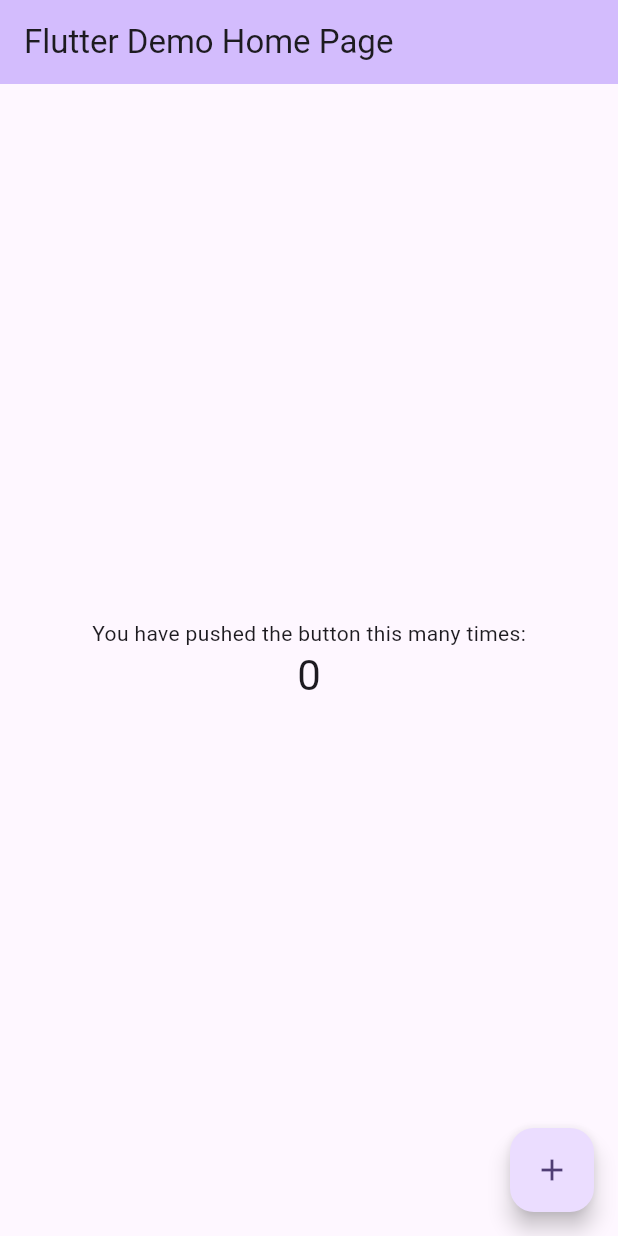
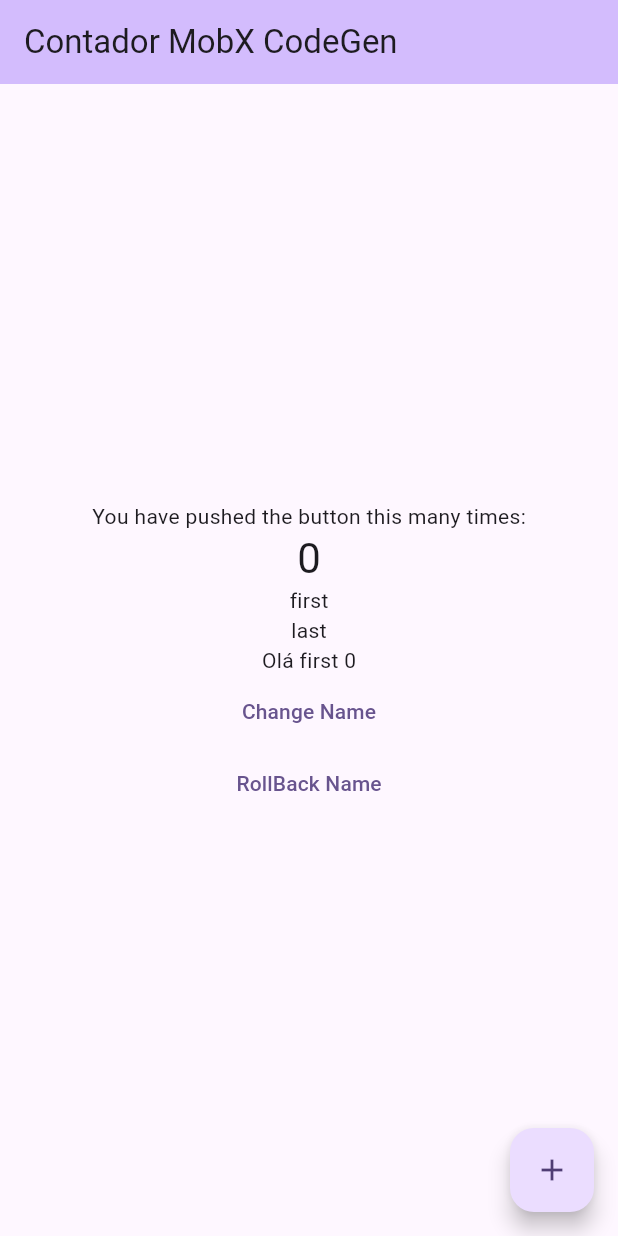
Before and after one commit to fabriciosuhet/mobx-imc, a Flutter app: the screen it shows after launch, on a phone screen of 412 x 824 dp. Run offline on Flutter 3.47's test engine with Material 2 defaults, Android fonts, the phone set to English and light mode, and no system bars; our stand-ins replace flutter_mobx, mobx; generated files the repository leaves out were written again.

Commit message:
Mobx com CodeGen e Reactions

```diff
--- /dev/null
+++ b/lib/contador_codegen/contador_codegen_controller.dart
@@ -0,0 +1,32 @@
+import 'package:mobx/mobx.dart';
+import 'package:mobx_imc/model/new_full_name.dart';
+part 'contador_codegen_controller.g.dart';
+
+class ContadorCodegenController = ContadorCodegenControllerBase
+    with _$ContadorCodegenController;
+
+abstract class ContadorCodegenControllerBase with Store {
+  @observable
+  var counter = 0;
+
+  @observable
+  var fullName = FullName(first: 'first', last: 'last');
+
+  @computed
+  String get saudacao => 'Olá ${fullName.first} $counter';
+
+  @action
+  void increment() {
+    counter++;
+  }
+
+  @action
+  void changeName() {
+    fullName = fullName.copyWith(first: 'Fabrício', last: 'Suhet');
+  }
+
+  @action
+  void rollBackName() {
+    fullName = fullName.copyWith(first: 'first', last: 'last');
+  }
+}
--- /dev/null
+++ b/lib/contador_codegen/contage_codegen_page.dart
@@ -0,0 +1,111 @@
+// ignore_for_file: avoid_print
+
+import 'package:flutter/material.dart';
+import 'package:flutter_mobx/flutter_mobx.dart';
+import 'package:mobx/mobx.dart';
+import 'package:mobx_imc/contador_codegen/contador_codegen_controller.dart';
+
+class ContageCodeGenPage extends StatefulWidget {
+  const ContageCodeGenPage({super.key});
+
+  @override
+  State<ContageCodeGenPage> createState() => _ContageCodeGenPageState();
+}
+
+class _ContageCodeGenPageState extends State<ContageCodeGenPage> {
+  final controller = ContadorCodegenController();
+  final reactionsDisposer = <ReactionDisposer>[];
+
+  @override
+  void initState() {
+    super.initState();
+
+    // Autorun fica escutando as variaveis que estao sendo usada dentro deles
+    // e também roda logo quando criado!
+    final autoRunDisposer = autorun((_) {
+      print('----------- auto run -------------');
+      print(controller.fullName.first);
+      // print(controller.fullName.last);
+    });
+
+    // reaction nós falamos para o mobx qual o atributo observavel que queremos observar!!
+    final reactionDisposer = reaction((_) => controller.counter, (counter) {
+      print('------------- reaction ------------');
+      print(counter);
+    });
+
+    final whenDisposer =
+        when((_) => controller.fullName.first == 'Fabrício', () {
+      print('------------- reaction ------------');
+      print(controller.fullName.first);
+    });
+
+    reactionsDisposer.add(autoRunDisposer);
+    reactionsDisposer.add(reactionDisposer);
+    reactionsDisposer.add(whenDisposer);
+  }
+
+  @override
+  void dispose() {
+    for (var reaction in reactionsDisposer) {
+      reaction();
+    }
+    super.dispose();
+  }
+
+  @override
+  Widget build(BuildContext context) {
+    return Scaffold(
+      appBar: AppBar(
+        backgroundColor: Theme.of(context).colorScheme.inversePrimary,
+        title: const Text('Contador MobX CodeGen'),
+      ),
+      body: Center(
+        child: Column(
+          mainAxisAlignment: MainAxisAlignment.center,
+          children: <Widget>[
+            const Text(
+              'You have pushed the button this many times:',
+            ),
+            Observer(
+              builder: (_) {
+                return Text(
+                  '${controller.counter}',
+                  style: Theme.of(context).textTheme.headlineMedium,
+                );
+              },
+            ),
+            Observer(
+              builder: (_) {
+                return Text(controller.fullName.first);
+              },
+            ),
+            Observer(
+              builder: (_) {
+                return Text(controller.fullName.last);
+              },
+            ),
+            Observer(
+              builder: (_) {
+                return Text(controller.saudacao);
+              },
+            ),
+            TextButton(
+              onPressed: () => controller.changeName(),
+              child: const Text('Change Name'),
+            ),
+            TextButton(
+              onPressed: () => controller.rollBackName(),
+              child: const Text('RollBack Name'),
+            ),
+          ],
+        ),
+      ),
+      floatingActionButton: FloatingActionButton(
+        onPressed: () => controller.increment(),
+        tooltip: 'Increment',
+        child: const Icon(Icons.add),
+      ),
+    );
+  }
+}
--- a/lib/main.dart
+++ b/lib/main.dart
@@ -1,4 +1,6 @@
 import 'package:flutter/material.dart';
+import 'package:mobx_imc/contador/contage_page.dart';
+import 'package:mobx_imc/contador_codegen/contage_codegen_page.dart';
 
 void main() {
   runApp(const MyApp());
@@ -10,60 +12,13 @@ class MyApp extends StatelessWidget {
   @override
   Widget build(BuildContext context) {
     return MaterialApp(
+      debugShowCheckedModeBanner: false,
       title: 'Flutter Demo',
       theme: ThemeData(
         colorScheme: ColorScheme.fromSeed(seedColor: Colors.deepPurple),
         useMaterial3: true,
       ),
-      home: const MyHomePage(title: 'Flutter Demo Home Page'),
+      home: ContageCodeGenPage(),
     );
   }
 }
-
-class MyHomePage extends StatefulWidget {
-  const MyHomePage({super.key, required this.title});
-
-  final String title;
-
-  @override
-  State<MyHomePage> createState() => _MyHomePageState();
-}
-
-class _MyHomePageState extends State<MyHomePage> {
-  int _counter = 0;
-
-  void _incrementCounter() {
-    setState(() {
-      _counter++;
-    });
-  }
-
-  @override
-  Widget build(BuildContext context) {
-    return Scaffold(
-      appBar: AppBar(
-        backgroundColor: Theme.of(context).colorScheme.inversePrimary,
-        title: Text(widget.title),
-      ),
-      body: Center(
-        child: Column(
-          mainAxisAlignment: MainAxisAlignment.center,
-          children: <Widget>[
-            const Text(
-              'You have pushed the button this many times:',
-            ),
-            Text(
-              '$_counter',
-              style: Theme.of(context).textTheme.headlineMedium,
-            ),
-          ],
-        ),
-      ),
-      floatingActionButton: FloatingActionButton(
-        onPressed: _incrementCounter,
-        tooltip: 'Increment',
-        child: const Icon(Icons.add),
-      ),
-    );
-  }
-}
--- /dev/null
+++ b/lib/model/new_full_name.dart
@@ -0,0 +1,19 @@
+
+class FullName {
+  String first;
+  String last;
+  FullName({
+    required this.first,
+    required this.last,
+  });
+
+  FullName copyWith({
+    String? first,
+    String? last,
+  }) {
+    return FullName(
+      first: first ?? this.first,
+      last: last ?? this.last,
+    );
+  }
+}
--- a/pubspec.yaml
+++ b/pubspec.yaml
@@ -30,6 +30,8 @@ environment:
 dependencies:
   flutter:
     sdk: flutter
+  mobx: ^2.2.0
+  flutter_mobx: ^2.0.6+5
 
 
   # The following adds the Cupertino Icons font to your application.
@@ -39,6 +41,8 @@ dependencies:
 dev_dependencies:
   flutter_test:
     sdk: flutter
+  mobx_codegen: ^2.3.0
+  build_runner: ^2.4.6
 
   # The "flutter_lints" package below contains a set of recommended lints to
   # encourage good coding practices. The lint set provided by the package is
```
Also changed, not shown: lib/contador/contador_controller.dart (added, +36 -0 lines), lib/contador/contage_page.dart (added, +57 -0 lines), lib/contador_codegen/contador_codegen_controller.g.dart (added), pubspec.lock.
